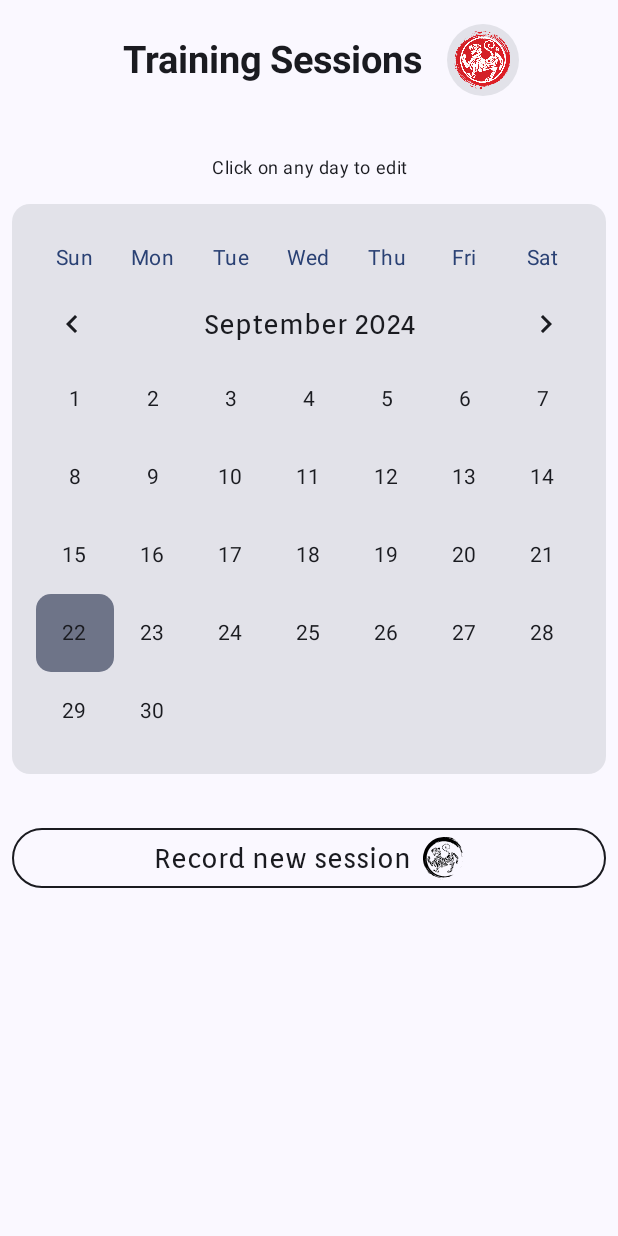
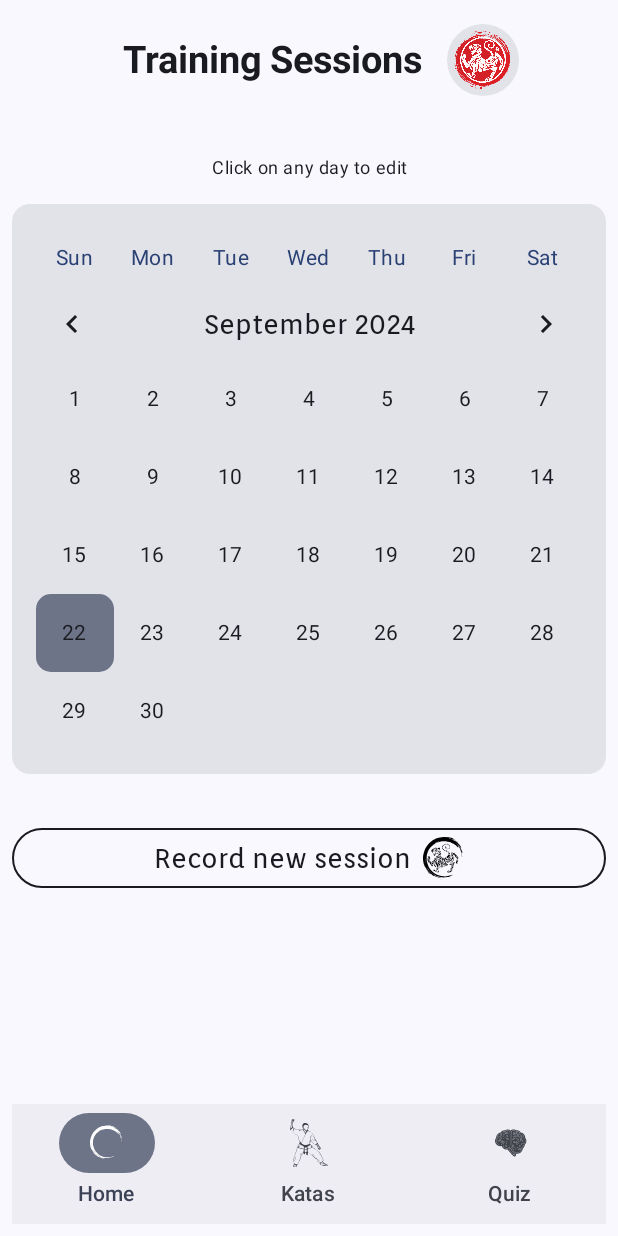
Before and after one commit to cpedrorafael/shotokan-kata-android, an Android app built with Jetpack Compose: the screen it shows after launch (MainActivity), on a phone screen of 412 x 824 dp. Run offline under Robolectric (Android 15) with nearby library versions, the phone set to English and light mode, and no system bars; our stand-ins replace Room's generated code.

Commit message:
WIP bottom nav bar

```diff
--- a/app/src/main/java/com/guayaba/shotokankata/ui/MainActivity.kt
+++ b/app/src/main/java/com/guayaba/shotokankata/ui/MainActivity.kt
@@ -14,6 +14,7 @@ import androidx.compose.foundation.layout.fillMaxSize
 import androidx.compose.foundation.layout.padding
 import androidx.compose.material3.MaterialTheme
 import androidx.compose.material3.Surface
+import androidx.compose.ui.Alignment
 import androidx.compose.ui.Modifier
 import androidx.compose.ui.unit.dp
 import androidx.navigation.compose.rememberNavController
@@ -22,6 +23,7 @@ import com.guayaba.shotokankata.core.notifications.NotificationUtils
 import com.guayaba.shotokankata.ui.calendar.SessionViewModel
 import com.guayaba.shotokankata.ui.kata.KataViewModel
 import com.guayaba.shotokankata.ui.navigation.AppNavigation
+import com.guayaba.shotokankata.ui.navigation.BottomNavigationBar
 import com.guayaba.shotokankata.ui.philosophy.PhilosophyViewModel
 import com.guayaba.shotokankata.ui.quiz.QuizViewModel
 import com.guayaba.shotokankata.ui.theme.ShotokanKataTheme
@@ -40,6 +42,7 @@ class MainActivity : ComponentActivity() {
                     modifier = Modifier.fillMaxSize(),
                     color = MaterialTheme.colorScheme.background
                 ) {
+                    val navController = rememberNavController()
 
                     Box(
                         Modifier.padding(8.dp)
@@ -49,11 +52,16 @@ class MainActivity : ComponentActivity() {
                             setDailyNotification()
                         }
                         AppNavigation(
+                            navController,
                             philosophyViewModel,
                             kataViewModel,
                             quizViewModel,
                             sessionViewModel
                         )
+
+                        BottomNavigationBar(navController = navController, modifier = Modifier.align(
+                            Alignment.BottomCenter))
+
                     }
                 }
             }
--- a/app/src/main/java/com/guayaba/shotokankata/ui/navigation/AppNavigation.kt
+++ b/app/src/main/java/com/guayaba/shotokankata/ui/navigation/AppNavigation.kt
@@ -1,6 +1,8 @@
 package com.guayaba.shotokankata.ui.navigation
 
 import androidx.compose.runtime.Composable
+import androidx.navigation.NavController
+import androidx.navigation.NavHostController
 import androidx.navigation.NavType
 import androidx.navigation.compose.NavHost
 import androidx.navigation.compose.composable
@@ -21,12 +23,12 @@ import com.guayaba.shotokankata.ui.quiz.WordQuiz
 
 @Composable
 fun AppNavigation(
+    navController: NavHostController,
     philosophyViewModel: PhilosophyViewModel,
     kataViewModel: KataViewModel,
     quizViewModel: QuizViewModel,
     sessionViewModel: SessionViewModel
 ) {
-    val navController = rememberNavController()
     NavHost(
         navController = navController,
         startDestination = Routes.NIJU_KUN_RANDOM.route
--- /dev/null
+++ b/app/src/main/java/com/guayaba/shotokankata/ui/navigation/BottomNavBar.kt
@@ -0,0 +1,37 @@
+package com.guayaba.shotokankata.ui.navigation
+
+import androidx.compose.foundation.layout.size
+import androidx.compose.material3.Icon
+import androidx.compose.material3.MaterialTheme
+import androidx.compose.material3.NavigationBar
+import androidx.compose.material3.NavigationBarItem
+import androidx.compose.material3.Text
+import androidx.compose.runtime.Composable
+import androidx.compose.runtime.getValue
+import androidx.compose.ui.Modifier
+import androidx.compose.ui.res.painterResource
+import androidx.compose.ui.unit.dp
+import androidx.navigation.NavController
+import androidx.navigation.compose.currentBackStackEntryAsState
+
+@Composable
+fun BottomNavigationBar(navController: NavController, modifier: Modifier) {
+        NavigationBar(modifier) {
+        val navBackStackEntry by navController.currentBackStackEntryAsState()
+        val currentRoute = navBackStackEntry?.destination?.route
+
+        BottomNavItem.entries.forEach { item ->
+            NavigationBarItem(
+                selected = currentRoute == item.route,
+                onClick = {
+                    navController.navigate(item.route) {
+                        popUpTo(navController.graph.startDestinationId)
+                        launchSingleTop = true
+                    }
+                },
+                icon = { Icon(painterResource(id = item.resource), modifier = Modifier.size(32.dp), contentDescription = item.label) },
+                label = { Text(item.label, style = MaterialTheme.typography.labelLarge) }
+            )
+        }
+    }
+}
--- /dev/null
+++ b/app/src/main/java/com/guayaba/shotokankata/ui/navigation/BottomNavigation.kt
@@ -0,0 +1,9 @@
+package com.guayaba.shotokankata.ui.navigation
+
+import com.guayaba.shotokankata.R
+
+enum class BottomNavItem(val route: String, val resource: Int, val label: String) {
+    HOME(Routes.SESSION_CALENDAR.route, R.drawable.mushin, "Home"),
+    KATA(Routes.HOME.route, R.drawable.manjiuke, "Katas"),
+    QUIZ(Routes.QUIZZES.route, R.drawable.brain, "Quiz")
+}
```
